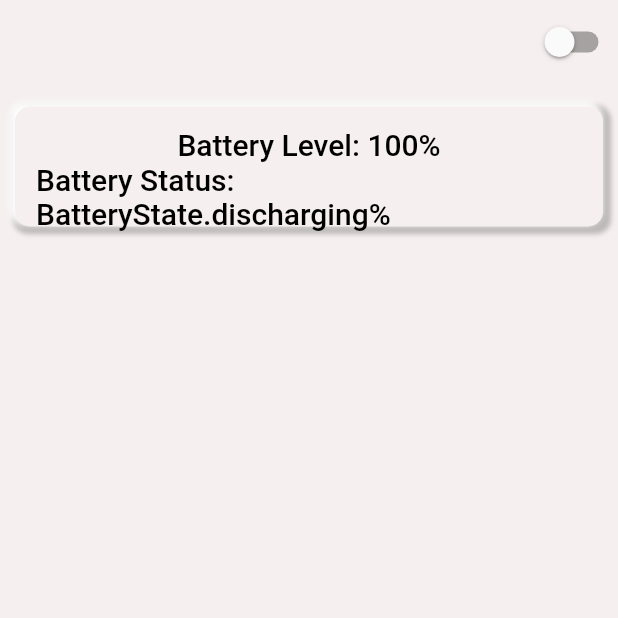
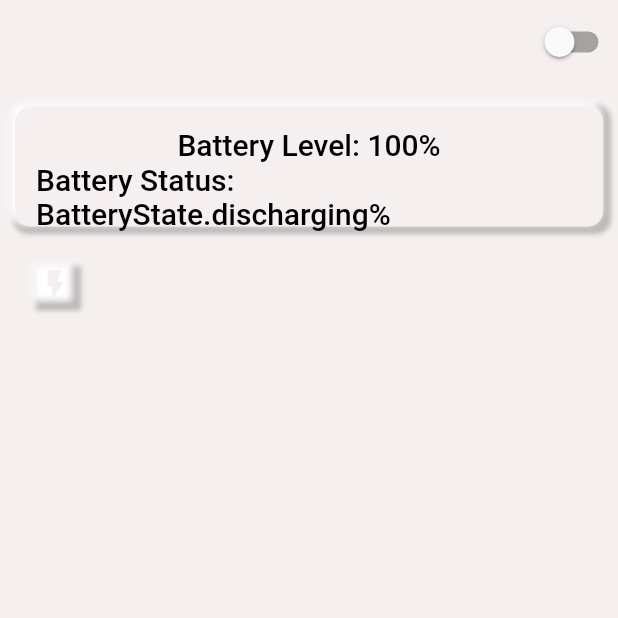
Before and after one commit to fourpointfour/device-info, a Flutter app: the screen it shows after launch, after a tap on the "flash on" icon, on a phone screen of 412 x 824 dp, the top half of it. Run offline on Flutter 3.47's test engine with Material 2 defaults, Android fonts, the phone set to English and light mode, and no system bars; our stand-ins replace battery; missing offline and left inert: lamp.

Commit message:
tried a lot of torch packages, everything sucks

```diff
--- a/lib/main.dart
+++ b/lib/main.dart
@@ -1,11 +1,11 @@
 import 'dart:async';
 import 'package:battery/battery.dart';
-import 'package:device_info/circularButton.dart';
 import 'package:device_info/containers.dart';
 import 'package:device_info/stateNotifier.dart';
-import 'package:flashlight/flashlight.dart';
 import 'package:flutter/material.dart';
 import 'package:provider/provider.dart';
+// ignore: import_of_legacy_library_into_null_safe
+import 'package:lamp/lamp.dart';
 import 'myTheme.dart';
 
 void main()
@@ -50,7 +50,7 @@ class _HomePageState extends State<HomePage> {
   bool _isFlashOn = false;
 
   void initFlashLight() async{
-    bool hasFlash = await Flashlight.hasFlashlight;
+    bool hasFlash = await Lamp.hasLamp;
     if(!hasFlash){
       openSnackBar(context, "Device doesn't have Flashlight");
     }
@@ -62,6 +62,7 @@ class _HomePageState extends State<HomePage> {
   @override
   void initState(){
     super.initState();
+    initFlashLight();
     _batteryStateSubscription = _battery.onBatteryStateChanged.listen((state) {
       setState(() async{
         _batteryState = state;
@@ -106,16 +107,34 @@ class _HomePageState extends State<HomePage> {
                   children: [
                     TextButton(
                       child: Expanded(
-                        child: FittedBox(
-                          fit: BoxFit.fill,
-                          child: Icon(
-                            Icons.flash_on_sharp,
-                            color: Theme.of(context).scaffoldBackgroundColor,
+                        child: Container(
+                          decoration: BoxDecoration(
+                            boxShadow: [
+                              BoxShadow(
+                                offset: Offset(2, 2),
+                                color: Theme.of(context).shadowColor,
+                                spreadRadius: 3,
+                                blurRadius: 2,
+                              ),
+                              BoxShadow(
+                                offset: Offset(-2, -2),
+                                color: Colors.white,
+                                spreadRadius: 1,
+                                blurRadius: 3,
+                              ),
+                            ]
+                          ),
+                          child: FittedBox(
+                            fit: BoxFit.fill,
+                            child: Icon(
+                              Icons.flash_on_sharp,
+                              color: Theme.of(context).scaffoldBackgroundColor,
+                            ),
                           ),
                         ),
                       ),
                       onPressed: () async {
-                        _isFlashOn ? await Flashlight.lightOff() : await Flashlight.lightOn();
+                        _isFlashOn ? await Lamp.turnOn() : await Lamp.turnOff();
                         setState(() {
                           _isFlashOn = !_isFlashOn;
                         });
--- a/pubspec.yaml
+++ b/pubspec.yaml
@@ -30,7 +30,7 @@ dependencies:
   cupertino_icons: ^1.0.2
   provider: ^5.0.0
   battery: ^2.0.1
-  flashlight: ^0.1.1
+  lamp: ^0.0.6
 
 dev_dependencies:
   flutter_test:
```
Also changed, not shown: pubspec.lock, 1 other file.
